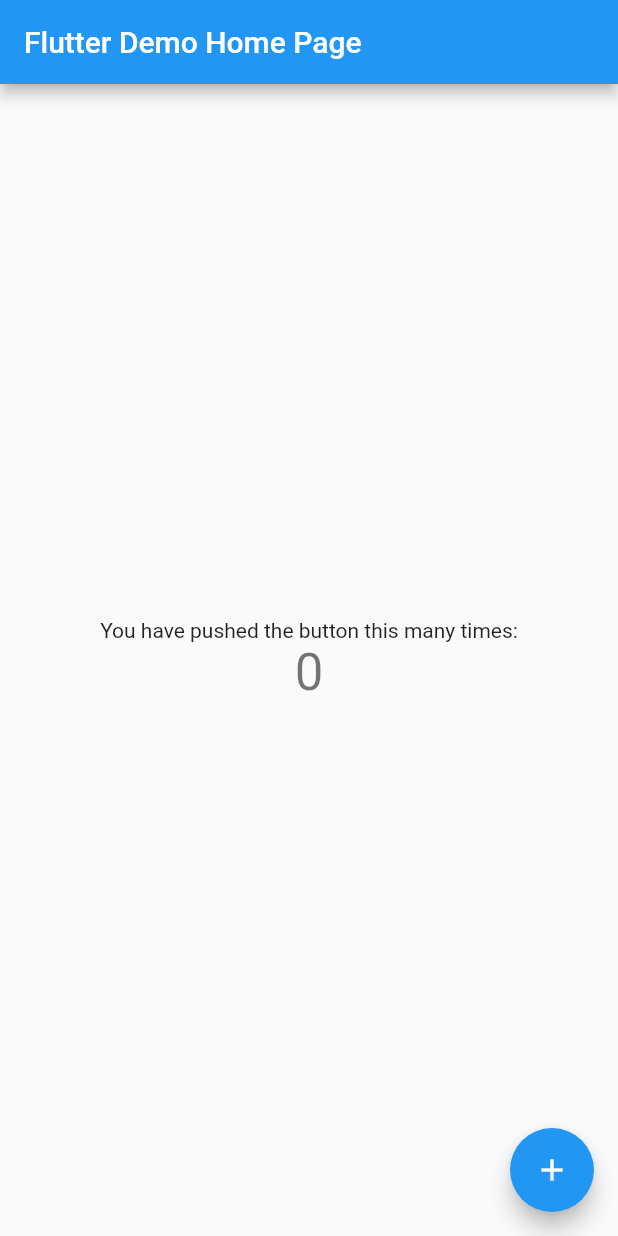
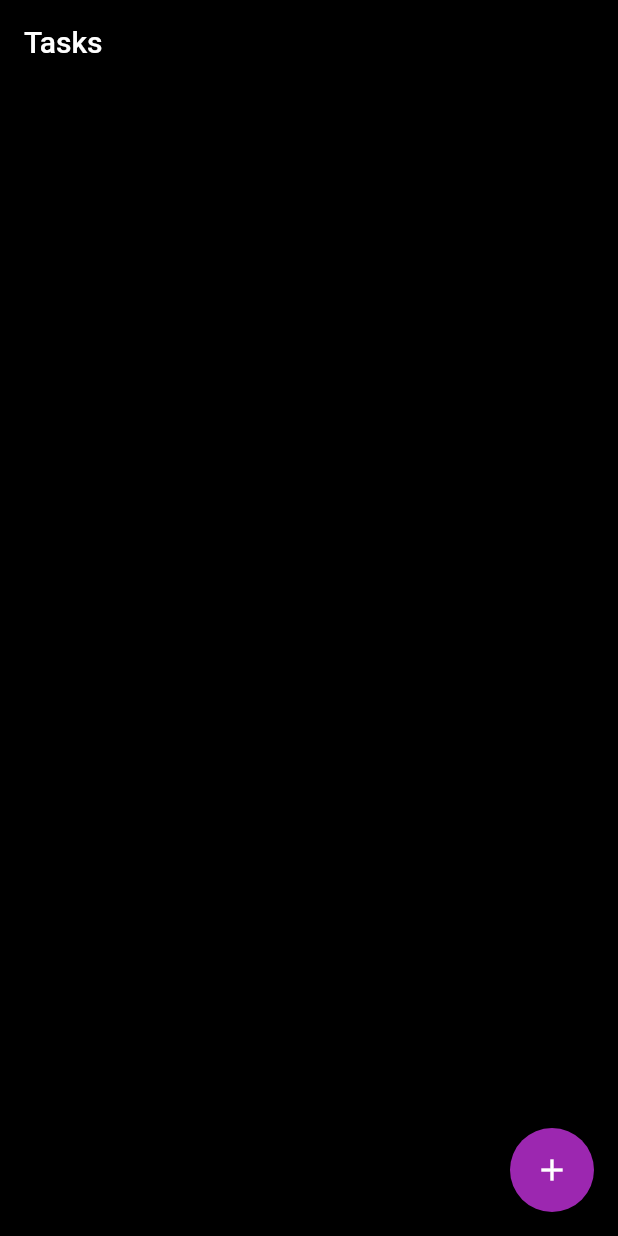
Before and after one commit to rattle99/ToDo, a Flutter app: the screen it shows after launch, on a phone screen of 412 x 824 dp. Run offline on Flutter 3.47's test engine with Material 2 defaults, Android fonts, the phone set to English and light mode, and no system bars.

Commit message:
Create starting layout

```diff
--- a/lib/main.dart
+++ b/lib/main.dart
@@ -1,111 +1,23 @@
 import 'package:flutter/material.dart';
+import 'package:todo/todoui.dart';
 
 void main() => runApp(MyApp());
 
-class MyApp extends StatelessWidget {
-  // This widget is the root of your application.
+class MyApp extends StatefulWidget {
+  @override
+  _MyAppState createState() => _MyAppState();
+}
+
+class _MyAppState extends State<MyApp> {
   @override
   Widget build(BuildContext context) {
     return MaterialApp(
-      title: 'Flutter Demo',
-      theme: ThemeData(
-        // This is the theme of your application.
-        //
-        // Try running your application with "flutter run". You'll see the
-        // application has a blue toolbar. Then, without quitting the app, try
-        // changing the primarySwatch below to Colors.green and then invoke
-        // "hot reload" (press "r" in the console where you ran "flutter run",
-        // or simply save your changes to "hot reload" in a Flutter IDE).
-        // Notice that the counter didn't reset back to zero; the application
-        // is not restarted.
-        primarySwatch: Colors.blue,
+      title: "ToDo",
+      debugShowCheckedModeBanner: false,
+      theme: ThemeData.dark().copyWith(
+        accentColor: Colors.purple,
       ),
-      home: MyHomePage(title: 'Flutter Demo Home Page'),
+      home: todoui(),
     );
   }
 }
-
-class MyHomePage extends StatefulWidget {
-  MyHomePage({Key key, this.title}) : super(key: key);
-
-  // This widget is the home page of your application. It is stateful, meaning
-  // that it has a State object (defined below) that contains fields that affect
-  // how it looks.
-
-  // This class is the configuration for the state. It holds the values (in this
-  // case the title) provided by the parent (in this case the App widget) and
-  // used by the build method of the State. Fields in a Widget subclass are
-  // always marked "final".
-
-  final String title;
-
-  @override
-  _MyHomePageState createState() => _MyHomePageState();
-}
-
-class _MyHomePageState extends State<MyHomePage> {
-  int _counter = 0;
-
-  void _incrementCounter() {
-    setState(() {
-      // This call to setState tells the Flutter framework that something has
-      // changed in this State, which causes it to rerun the build method below
-      // so that the display can reflect the updated values. If we changed
-      // _counter without calling setState(), then the build method would not be
-      // called again, and so nothing would appear to happen.
-      _counter++;
-    });
-  }
-
-  @override
-  Widget build(BuildContext context) {
-    // This method is rerun every time setState is called, for instance as done
-    // by the _incrementCounter method above.
-    //
-    // The Flutter framework has been optimized to make rerunning build methods
-    // fast, so that you can just rebuild anything that needs updating rather
-    // than having to individually change instances of widgets.
-    return Scaffold(
-      appBar: AppBar(
-        // Here we take the value from the MyHomePage object that was created by
-        // the App.build method, and use it to set our appbar title.
-        title: Text(widget.title),
-      ),
-      body: Center(
-        // Center is a layout widget. It takes a single child and positions it
-        // in the middle of the parent.
-        child: Column(
-          // Column is also a layout widget. It takes a list of children and
-          // arranges them vertically. By default, it sizes itself to fit its
-          // children horizontally, and tries to be as tall as its parent.
-          //
-          // Invoke "debug painting" (press "p" in the console, choose the
-          // "Toggle Debug Paint" action from the Flutter Inspector in Android
-          // Studio, or the "Toggle Debug Paint" command in Visual Studio Code)
-          // to see the wireframe for each widget.
-          //
-          // Column has various properties to control how it sizes itself and
-          // how it positions its children. Here we use mainAxisAlignment to
-          // center the children vertically; the main axis here is the vertical
-          // axis because Columns are vertical (the cross axis would be
-          // horizontal).
-          mainAxisAlignment: MainAxisAlignment.center,
-          children: <Widget>[
-            Text(
-              'You have pushed the button this many times:',
-            ),
-            Text(
-              '$_counter',
-              style: Theme.of(context).textTheme.display1,
-            ),
-          ],
-        ),
-      ),
-      floatingActionButton: FloatingActionButton(
-        onPressed: _incrementCounter,
-        tooltip: 'Increment',
-        child: Icon(Icons.add),
-      ), // This trailing comma makes auto-formatting nicer for build methods.
-    );
-  }
-}
--- /dev/null
+++ b/lib/todoui.dart
@@ -0,0 +1,34 @@
+import 'package:flutter/material.dart';
+
+class todoui extends StatefulWidget {
+  @override
+  _todouiState createState() => _todouiState();
+}
+
+class _todouiState extends State<todoui> {
+  @override
+  Widget build(BuildContext context) {
+    return Scaffold(
+      floatingActionButton: FloatingActionButton(
+        onPressed: (){},
+        child: Icon(
+          Icons.add,
+          color: Colors.white,
+        ),
+        backgroundColor: Colors.purple,
+      ),
+      appBar: AppBar(
+        title: Text("Tasks"),
+        backgroundColor: Colors.black,
+      ),
+      backgroundColor: Colors.black,
+      body: SingleChildScrollView(
+        child: Column(
+          children: <Widget>[
+
+          ]
+        )
+      ),
+    );
+  }
+}
```
